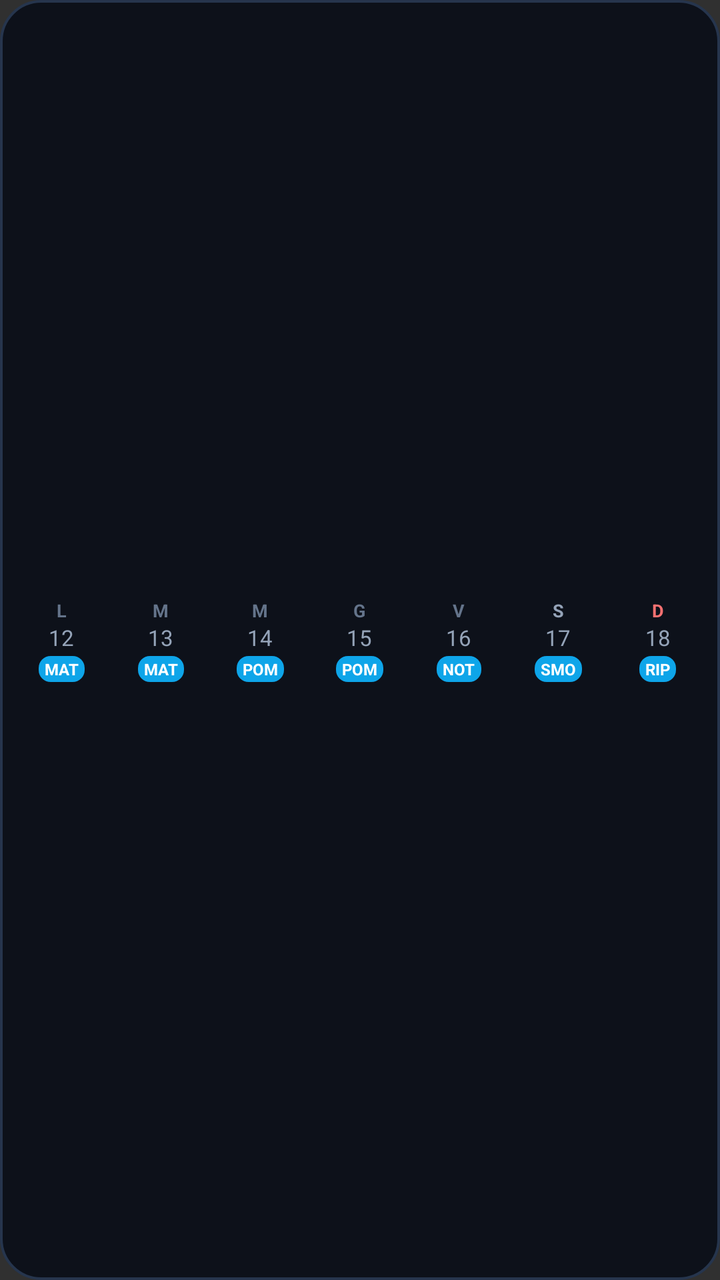
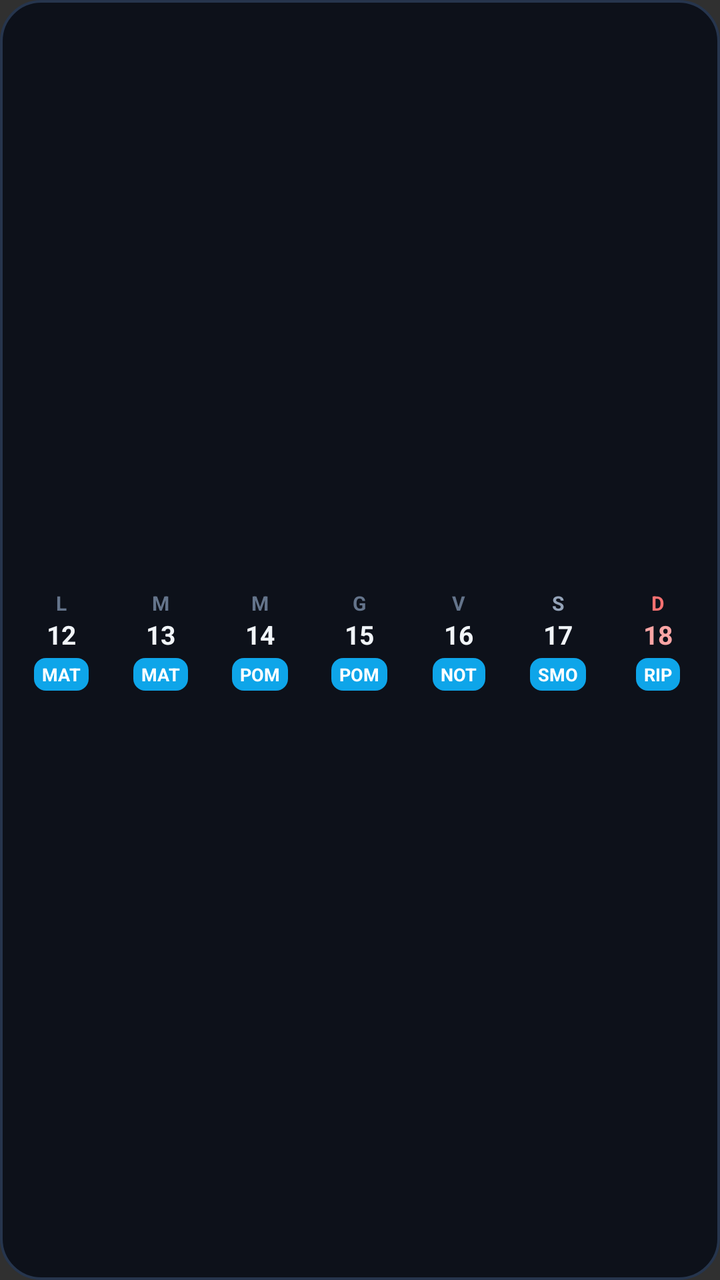

Compare the two renders of this Android layout. The source of the first and the diff that turns it into the second are given below.
<!-- AndroidManifest.xml: application theme Theme.CalendarioTurni -->
<!-- res/layout/widget_week_row.xml -->
<?xml version="1.0" encoding="utf-8"?>
<LinearLayout xmlns:android="http://schemas.android.com/apk/res/android"
    android:id="@+id/widget_wr_root"
    android:layout_width="match_parent"
    android:layout_height="match_parent"
    android:background="@drawable/bg_widget_container"
    android:gravity="center_vertical"
    android:orientation="horizontal"
    android:padding="6dp">

    
    <LinearLayout
        android:id="@+id/cell_wr_0"
        android:layout_width="0dp"
        android:layout_height="match_parent"
        android:layout_weight="1"
        android:gravity="center"
        android:orientation="vertical"
        android:padding="2dp">

        <TextView
            android:id="@+id/wr_day_name_0"
            android:layout_width="wrap_content"
            android:layout_height="wrap_content"
            android:text="L"
            android:textColor="#64748B"
            android:textSize="9sp"
            android:textStyle="bold" />

        <TextView
            android:id="@+id/wr_day_num_0"
            android:layout_width="wrap_content"
            android:layout_height="wrap_content"
            android:text="12"
            android:textColor="#94A3B8"
            android:textSize="11sp" />

        <TextView
            android:id="@+id/wr_shift_code_0"
            android:layout_width="wrap_content"
            android:layout_height="wrap_content"
            android:layout_marginTop="2dp"
            android:background="@drawable/bg_widget_badge"
            android:paddingStart="3dp"
            android:paddingTop="1dp"
            android:paddingEnd="3dp"
            android:paddingBottom="1dp"
            android:text="MAT"
            android:textColor="#FFFFFF"
            android:textSize="8sp"
            android:textStyle="bold" />
    </LinearLayout>

    
    <LinearLayout
        android:id="@+id/cell_wr_1"
        android:layout_width="0dp"
        android:layout_height="match_parent"
        android:layout_weight="1"
        android:gravity="center"
        android:orientation="vertical"
        android:padding="2dp">

        <TextView
            android:id="@+id/wr_day_name_1"
            android:layout_width="wrap_content"
            android:layout_height="wrap_content"
            android:text="M"
            android:textColor="#64748B"
            android:textSize="9sp"
            android:textStyle="bold" />

        <TextView
            android:id="@+id/wr_day_num_1"
            android:layout_width="wrap_content"
            android:layout_height="wrap_content"
            android:text="13"
            android:textColor="#94A3B8"
            android:textSize="11sp" />

        <TextView
            android:id="@+id/wr_shift_code_1"
            android:layout_width="wrap_content"
            android:layout_height="wrap_content"
            android:layout_marginTop="2dp"
            android:background="@drawable/bg_widget_badge"
            android:paddingStart="3dp"
            android:paddingTop="1dp"
            android:paddingEnd="3dp"
            android:paddingBottom="1dp"
            android:text="MAT"
            android:textColor="#FFFFFF"
            android:textSize="8sp"
            android:textStyle="bold" />
    </LinearLayout>

    
    <LinearLayout
        android:id="@+id/cell_wr_2"
        android:layout_width="0dp"
        android:layout_height="match_parent"
        android:layout_weight="1"
        android:gravity="center"
        android:orientation="vertical"
        android:padding="2dp">

        <TextView
            android:id="@+id/wr_day_name_2"
            android:layout_width="wrap_content"
            android:layout_height="wrap_content"
            android:text="M"
            android:textColor="#64748B"
            android:textSize="9sp"
            android:textStyle="bold" />

        <TextView
            android:id="@+id/wr_day_num_2"
            android:layout_width="wrap_content"
            android:layout_height="wrap_content"
            android:text="14"
            android:textColor="#94A3B8"
            android:textSize="11sp" />

        <TextView
            android:id="@+id/wr_shift_code_2"
            android:layout_width="wrap_content"
            android:layout_height="wrap_content"
            android:layout_marginTop="2dp"
            android:background="@drawable/bg_widget_badge"
            android:paddingStart="3dp"
            android:paddingTop="1dp"
            android:paddingEnd="3dp"
            android:paddingBottom="1dp"
            android:text="POM"
            android:textColor="#FFFFFF"
            android:textSize="8sp"
            android:textStyle="bold" />
    </LinearLayout>

    
    <LinearLayout
        android:id="@+id/cell_wr_3"
        android:layout_width="0dp"
        android:layout_height="match_parent"
        android:layout_weight="1"
        android:gravity="center"
        android:orientation="vertical"
        android:padding="2dp">

        <TextView
            android:id="@+id/wr_day_name_3"
            android:layout_width="wrap_content"
            android:layout_height="wrap_content"
            android:text="G"
            android:textColor="#64748B"
            android:textSize="9sp"
            android:textStyle="bold" />

        <TextView
            android:id="@+id/wr_day_num_3"
            android:layout_width="wrap_content"
            android:layout_height="wrap_content"
            android:text="15"
            android:textColor="#94A3B8"
            android:textSize="11sp" />

        <TextView
            android:id="@+id/wr_shift_code_3"
            android:layout_width="wrap_content"
            android:layout_height="wrap_content"
            android:layout_marginTop="2dp"
            android:background="@drawable/bg_widget_badge"
            android:paddingStart="3dp"
            android:paddingTop="1dp"
            android:paddingEnd="3dp"
            android:paddingBottom="1dp"
            android:text="POM"
            android:textColor="#FFFFFF"
            android:textSize="8sp"
            android:textStyle="bold" />
    </LinearLayout>

    
    <LinearLayout
        android:id="@+id/cell_wr_4"
        android:layout_width="0dp"
        android:layout_height="match_parent"
        android:layout_weight="1"
        android:gravity="center"
        android:orientation="vertical"
        android:padding="2dp">

        <TextView
            android:id="@+id/wr_day_name_4"
            android:layout_width="wrap_content"
            android:layout_height="wrap_content"
            android:text="V"
            android:textColor="#64748B"
            android:textSize="9sp"
            android:textStyle="bold" />

        <TextView
            android:id="@+id/wr_day_num_4"
            android:layout_width="wrap_content"
            android:layout_height="wrap_content"
            android:text="16"
            android:textColor="#94A3B8"
            android:textSize="11sp" />

        <TextView
            android:id="@+id/wr_shift_code_4"
            android:layout_width="wrap_content"
            android:layout_height="wrap_content"
            android:layout_marginTop="2dp"
            android:background="@drawable/bg_widget_badge"
            android:paddingStart="3dp"
            android:paddingTop="1dp"
            android:paddingEnd="3dp"
            android:paddingBottom="1dp"
            android:text="NOT"
            android:textColor="#FFFFFF"
            android:textSize="8sp"
            android:textStyle="bold" />
    </LinearLayout>

    
    <LinearLayout
        android:id="@+id/cell_wr_5"
        android:layout_width="0dp"
        android:layout_height="match_parent"
        android:layout_weight="1"
        android:gravity="center"
        android:orientation="vertical"
        android:padding="2dp">

        <TextView
            android:id="@+id/wr_day_name_5"
            android:layout_width="wrap_content"
            android:layout_height="wrap_content"
            android:text="S"
            android:textColor="#94A3B8"
            android:textSize="9sp"
            android:textStyle="bold" />

        <TextView
            android:id="@+id/wr_day_num_5"
            android:layout_width="wrap_content"
            android:layout_height="wrap_content"
            android:text="17"
            android:textColor="#94A3B8"
            android:textSize="11sp" />

        <TextView
            android:id="@+id/wr_shift_code_5"
            android:layout_width="wrap_content"
            android:layout_height="wrap_content"
            android:layout_marginTop="2dp"
            android:background="@drawable/bg_widget_badge"
            android:paddingStart="3dp"
            android:paddingTop="1dp"
            android:paddingEnd="3dp"
            android:paddingBottom="1dp"
            android:text="SMO"
            android:textColor="#FFFFFF"
            android:textSize="8sp"
            android:textStyle="bold" />
    </LinearLayout>

    
    <LinearLayout
        android:id="@+id/cell_wr_6"
        android:layout_width="0dp"
        android:layout_height="match_parent"
        android:layout_weight="1"
        android:gravity="center"
        android:orientation="vertical"
        android:padding="2dp">

        <TextView
            android:id="@+id/wr_day_name_6"
            android:layout_width="wrap_content"
            android:layout_height="wrap_content"
            android:text="D"
            android:textColor="#F87171"
            android:textSize="9sp"
            android:textStyle="bold" />

        <TextView
            android:id="@+id/wr_day_num_6"
            android:layout_width="wrap_content"
            android:layout_height="wrap_content"
            android:text="18"
            android:textColor="#94A3B8"
            android:textSize="11sp" />

        <TextView
            android:id="@+id/wr_shift_code_6"
            android:layout_width="wrap_content"
            android:layout_height="wrap_content"
            android:layout_marginTop="2dp"
            android:background="@drawable/bg_widget_badge"
            android:paddingStart="3dp"
            android:paddingTop="1dp"
            android:paddingEnd="3dp"
            android:paddingBottom="1dp"
            android:text="RIP"
            android:textColor="#FFFFFF"
            android:textSize="8sp"
            android:textStyle="bold" />
    </LinearLayout>

</LinearLayout>
<!-- resources referenced by this layout -->
<resources>
  <!-- drawable bg_widget_badge (drawable) -->
  <?xml version="1.0" encoding="utf-8"?>
  <shape xmlns:android="http://schemas.android.com/apk/res/android"
      android:shape="rectangle">
      <solid android:color="#0EA5E9" />
      <corners android:radius="6dp" />
  </shape>
  <!-- drawable bg_widget_container (drawable) -->
  <?xml version="1.0" encoding="utf-8"?>
  <shape xmlns:android="http://schemas.android.com/apk/res/android"
      android:shape="rectangle">
      <solid android:color="#0D111A" />
      <corners android:radius="20dp" />
      <stroke
          android:width="1.2dp"
          android:color="#26354D" />
  </shape>
  <style name="Theme.CalendarioTurni" parent="android:Theme.Material.NoActionBar">
          <item name="android:statusBarColor">#0F131C</item>
          <item name="android:navigationBarColor">#0F131C</item>
      </style>
</resources>

<!-- the commit's change to res/layout/widget_week_row.xml (unified diff, before → after) -->
@@ -24,7 +24,7 @@
             android:layout_height="wrap_content"
             android:text="L"
             android:textColor="#64748B"
-            android:textSize="9sp"
+            android:textSize="10sp"
             android:textStyle="bold" />
 
         <TextView
@@ -32,22 +32,23 @@
             android:layout_width="wrap_content"
             android:layout_height="wrap_content"
             android:text="12"
-            android:textColor="#94A3B8"
-            android:textSize="11sp" />
+            android:textColor="#F1F5F9"
+            android:textSize="13sp"
+            android:textStyle="bold" />
 
         <TextView
             android:id="@+id/wr_shift_code_0"
             android:layout_width="wrap_content"
             android:layout_height="wrap_content"
-            android:layout_marginTop="2dp"
-            android:background="@drawable/bg_widget_badge"
-            android:paddingStart="3dp"
-            android:paddingTop="1dp"
-            android:paddingEnd="3dp"
-            android:paddingBottom="1dp"
+            android:layout_marginTop="3dp"
+            android:background="@drawable/bg_widget_badge"
+            android:paddingStart="4dp"
+            android:paddingTop="2dp"
+            android:paddingEnd="4dp"
+            android:paddingBottom="2dp"
             android:text="MAT"
             android:textColor="#FFFFFF"
-            android:textSize="8sp"
+            android:textSize="9sp"
             android:textStyle="bold" />
     </LinearLayout>
 
@@ -67,7 +68,7 @@
             android:layout_height="wrap_content"
             android:text="M"
             android:textColor="#64748B"
-            android:textSize="9sp"
+            android:textSize="10sp"
             android:textStyle="bold" />
 
         <TextView
@@ -75,22 +76,23 @@
             android:layout_width="wrap_content"
             android:layout_height="wrap_content"
             android:text="13"
-            android:textColor="#94A3B8"
-            android:textSize="11sp" />
+            android:textColor="#F1F5F9"
+            android:textSize="13sp"
+            android:textStyle="bold" />
 
         <TextView
             android:id="@+id/wr_shift_code_1"
             android:layout_width="wrap_content"
             android:layout_height="wrap_content"
-            android:layout_marginTop="2dp"
-            android:background="@drawable/bg_widget_badge"
-            android:paddingStart="3dp"
-            android:paddingTop="1dp"
-            android:paddingEnd="3dp"
-            android:paddingBottom="1dp"
+            android:layout_marginTop="3dp"
+            android:background="@drawable/bg_widget_badge"
+            android:paddingStart="4dp"
+            android:paddingTop="2dp"
+            android:paddingEnd="4dp"
+            android:paddingBottom="2dp"
             android:text="MAT"
             android:textColor="#FFFFFF"
-            android:textSize="8sp"
+            android:textSize="9sp"
             android:textStyle="bold" />
     </LinearLayout>
 
@@ -110,7 +112,7 @@
             android:layout_height="wrap_content"
             android:text="M"
             android:textColor="#64748B"
-            android:textSize="9sp"
+            android:textSize="10sp"
             android:textStyle="bold" />
 
         <TextView
@@ -118,22 +120,23 @@
             android:layout_width="wrap_content"
             android:layout_height="wrap_content"
             android:text="14"
-            android:textColor="#94A3B8"
-            android:textSize="11sp" />
+            android:textColor="#F1F5F9"
+            android:textSize="13sp"
+            android:textStyle="bold" />
 
         <TextView
             android:id="@+id/wr_shift_code_2"
             android:layout_width="wrap_content"
             android:layout_height="wrap_content"
-            android:layout_marginTop="2dp"
-            android:background="@drawable/bg_widget_badge"
-            android:paddingStart="3dp"
-            android:paddingTop="1dp"
-            android:paddingEnd="3dp"
-            android:paddingBottom="1dp"
+            android:layout_marginTop="3dp"
+            android:background="@drawable/bg_widget_badge"
+            android:paddingStart="4dp"
+            android:paddingTop="2dp"
+            android:paddingEnd="4dp"
+            android:paddingBottom="2dp"
             android:text="POM"
             android:textColor="#FFFFFF"
-            android:textSize="8sp"
+            android:textSize="9sp"
             android:textStyle="bold" />
     </LinearLayout>
 
@@ -153,7 +156,7 @@
             android:layout_height="wrap_content"
             android:text="G"
             android:textColor="#64748B"
-            android:textSize="9sp"
+            android:textSize="10sp"
             android:textStyle="bold" />
 
         <TextView
@@ -161,22 +164,23 @@
             android:layout_width="wrap_content"
             android:layout_height="wrap_content"
             android:text="15"
-            android:textColor="#94A3B8"
-            android:textSize="11sp" />
+            android:textColor="#F1F5F9"
+            android:textSize="13sp"
+            android:textStyle="bold" />
 
         <TextView
             android:id="@+id/wr_shift_code_3"
             android:layout_width="wrap_content"
             android:layout_height="wrap_content"
-            android:layout_marginTop="2dp"
-            android:background="@drawable/bg_widget_badge"
-            android:paddingStart="3dp"
-            android:paddingTop="1dp"
-            android:paddingEnd="3dp"
-            android:paddingBottom="1dp"
+            android:layout_marginTop="3dp"
+            android:background="@drawable/bg_widget_badge"
+            android:paddingStart="4dp"
+            android:paddingTop="2dp"
+            android:paddingEnd="4dp"
+            android:paddingBottom="2dp"
             android:text="POM"
             android:textColor="#FFFFFF"
-            android:textSize="8sp"
+            android:textSize="9sp"
             android:textStyle="bold" />
     </LinearLayout>
 
@@ -196,7 +200,7 @@
             android:layout_height="wrap_content"
             android:text="V"
             android:textColor="#64748B"
-            android:textSize="9sp"
+            android:textSize="10sp"
             android:textStyle="bold" />
 
         <TextView
@@ -204,22 +208,23 @@
             android:layout_width="wrap_content"
             android:layout_height="wrap_content"
             android:text="16"
-            android:textColor="#94A3B8"
-            android:textSize="11sp" />
+            android:textColor="#F1F5F9"
+            android:textSize="13sp"
+            android:textStyle="bold" />
 
         <TextView
             android:id="@+id/wr_shift_code_4"
             android:layout_width="wrap_content"
             android:layout_height="wrap_content"
-            android:layout_marginTop="2dp"
-            android:background="@drawable/bg_widget_badge"
-            android:paddingStart="3dp"
-            android:paddingTop="1dp"
-            android:paddingEnd="3dp"
-            android:paddingBottom="1dp"
+            android:layout_marginTop="3dp"
+            android:background="@drawable/bg_widget_badge"
+            android:paddingStart="4dp"
+            android:paddingTop="2dp"
+            android:paddingEnd="4dp"
+            android:paddingBottom="2dp"
             android:text="NOT"
             android:textColor="#FFFFFF"
-            android:textSize="8sp"
+            android:textSize="9sp"
             android:textStyle="bold" />
     </LinearLayout>
 
@@ -239,7 +244,7 @@
             android:layout_height="wrap_content"
             android:text="S"
             android:textColor="#94A3B8"
-            android:textSize="9sp"
+            android:textSize="10sp"
             android:textStyle="bold" />
 
         <TextView
@@ -247,22 +252,23 @@
             android:layout_width="wrap_content"
             android:layout_height="wrap_content"
             android:text="17"
-            android:textColor="#94A3B8"
-            android:textSize="11sp" />
+            android:textColor="#F1F5F9"
+            android:textSize="13sp"
+            android:textStyle="bold" />
 
         <TextView
             android:id="@+id/wr_shift_code_5"
             android:layout_width="wrap_content"
             android:layout_height="wrap_content"
-            android:layout_marginTop="2dp"
-            android:background="@drawable/bg_widget_badge"
-            android:paddingStart="3dp"
-            android:paddingTop="1dp"
-            android:paddingEnd="3dp"
-            android:paddingBottom="1dp"
+            android:layout_marginTop="3dp"
+            android:background="@drawable/bg_widget_badge"
+            android:paddingStart="4dp"
+            android:paddingTop="2dp"
+            android:paddingEnd="4dp"
+            android:paddingBottom="2dp"
             android:text="SMO"
             android:textColor="#FFFFFF"
-            android:textSize="8sp"
+            android:textSize="9sp"
             android:textStyle="bold" />
     </LinearLayout>
 
@@ -282,7 +288,7 @@
             android:layout_height="wrap_content"
             android:text="D"
             android:textColor="#F87171"
-            android:textSize="9sp"
+            android:textSize="10sp"
             android:textStyle="bold" />
 
         <TextView
@@ -290,22 +296,23 @@
             android:layout_width="wrap_content"
             android:layout_height="wrap_content"
             android:text="18"
-            android:textColor="#94A3B8"
-            android:textSize="11sp" />
+            android:textColor="#FCA5A5"
+            android:textSize="13sp"
+            android:textStyle="bold" />
 
         <TextView
             android:id="@+id/wr_shift_code_6"
             android:layout_width="wrap_content"
             android:layout_height="wrap_content"
-            android:layout_marginTop="2dp"
-            android:background="@drawable/bg_widget_badge"
-            android:paddingStart="3dp"
-            android:paddingTop="1dp"
-            android:paddingEnd="3dp"
-            android:paddingBottom="1dp"
+            android:layout_marginTop="3dp"
+            android:background="@drawable/bg_widget_badge"
+            android:paddingStart="4dp"
+            android:paddingTop="2dp"
+            android:paddingEnd="4dp"
+            android:paddingBottom="2dp"
             android:text="RIP"
             android:textColor="#FFFFFF"
-            android:textSize="8sp"
+            android:textSize="9sp"
             android:textStyle="bold" />
     </LinearLayout>
 
